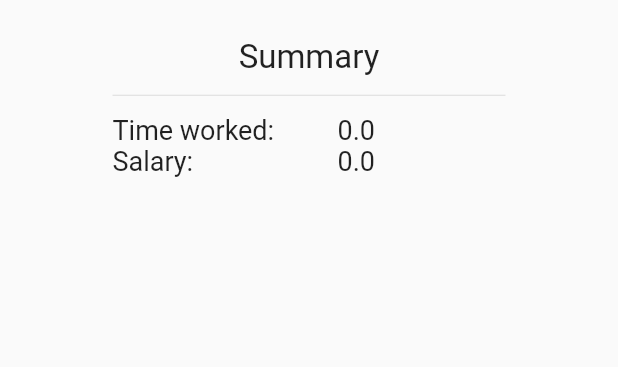
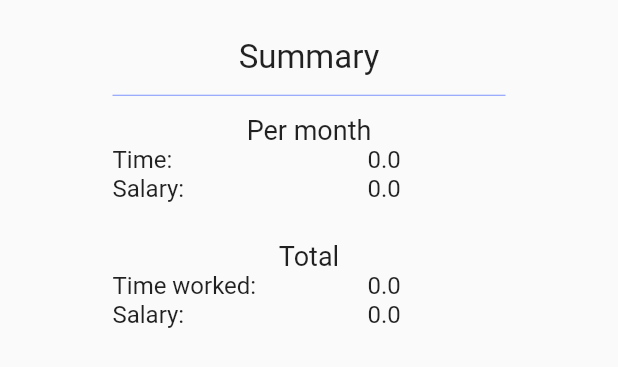
Before and after one commit to ArkadiiShatkovskyi/Android, a Flutter app: the SummaryTab widget shown alone on an empty page, opened directly, on a phone screen of 412 x 824 dp. Shown: the top 367 px of the screen. Run offline on Flutter 3.47's test engine with Material 2 defaults, Android fonts, the phone set to English and light mode, and no system bars; our stand-ins replace ant_icons, cloud_firestore, firebase_auth; accounts and stored records are empty.

Commit message:
New option UI was created

```diff
--- a/Flutter_Projects/job_app/lib/pages/mainPage/SummaryTab.dart
+++ b/Flutter_Projects/job_app/lib/pages/mainPage/SummaryTab.dart
@@ -1,6 +1,7 @@
 import 'package:flutter/material.dart';
 import 'package:job_app/pages/authorizationPage/Authorization.dart';
 import 'package:cloud_firestore/cloud_firestore.dart';
+import 'package:job_app/items/StyleSettings.dart';
 
 class SummaryTab extends StatefulWidget{
 
@@ -11,6 +12,8 @@ class SummaryTab extends StatefulWidget{
 class _SummaryTabState extends State<SummaryTab>{
   double _workedTime = 0.0;
   double _salary = 0.0;
+  double _salaryPerMonth = 0;
+  double _workTimePerMonth = 0;
   String _user;
   Authorization _authorization = new Authorization();
 
@@ -50,15 +53,40 @@ class _SummaryTabState extends State<SummaryTab>{
           children: <Widget>[
             Divider(height: 25, color: Colors.transparent,),
             const Center(child:Text("Summary", style: TextStyle(fontSize: 22),)),
-            Divider(height: 25,),
+            Divider(height: 25, color: styleColor,),
+            const Center(child: Text("Per month", style: TextStyle(fontSize: 18),)),
             Container(
                 child: Row(
                   children: <Widget>[
                     Container(
-                        child: const Text("Time worked: ", style: TextStyle(fontSize: 18),),
-                        width: 150,
+                      child: const Text("Time: ", style: TextStyle(fontSize: 16),),
+                      width: 170,
                     ),
-                    Text(_workedTime.toString(), style: TextStyle(fontSize: 18),)
+                    Text(_workTimePerMonth.toString(), style: TextStyle(fontSize: 16),)
+                  ],
+                )
+            ),
+            Container(
+                child: Row(
+                  children: <Widget>[
+                    Container(
+                      child: const Text("Salary: ", style: TextStyle(fontSize: 16),),
+                      width: 170,
+                    ),
+                    Text(_salaryPerMonth.toString(), style: TextStyle(fontSize: 16),)
+                  ],
+                )
+            ),
+            Divider(height: 25, color: Colors.transparent,),
+            const Center(child: Text("Total", style: TextStyle(fontSize: 18),),),
+            Container(
+                child: Row(
+                  children: <Widget>[
+                    Container(
+                        child: const Text("Time worked: ", style: TextStyle(fontSize: 16),),
+                        width: 170,
+                    ),
+                    Text(_workedTime.toString(), style: TextStyle(fontSize: 16),)
                   ],
             )
             ),
@@ -66,10 +94,10 @@ class _SummaryTabState extends State<SummaryTab>{
                 child: Row(
                   children: <Widget>[
                     Container(
-                      child: const Text("Salary: ", style: TextStyle(fontSize: 18),),
-                      width: 150,
+                      child: const Text("Salary: ", style: TextStyle(fontSize: 16),),
+                      width: 170,
                     ),
-                    Text(_salary.toString(), style: TextStyle(fontSize: 18),)
+                    Text(_salary.toString(), style: TextStyle(fontSize: 16),)
               ],
             )
             ),
```
